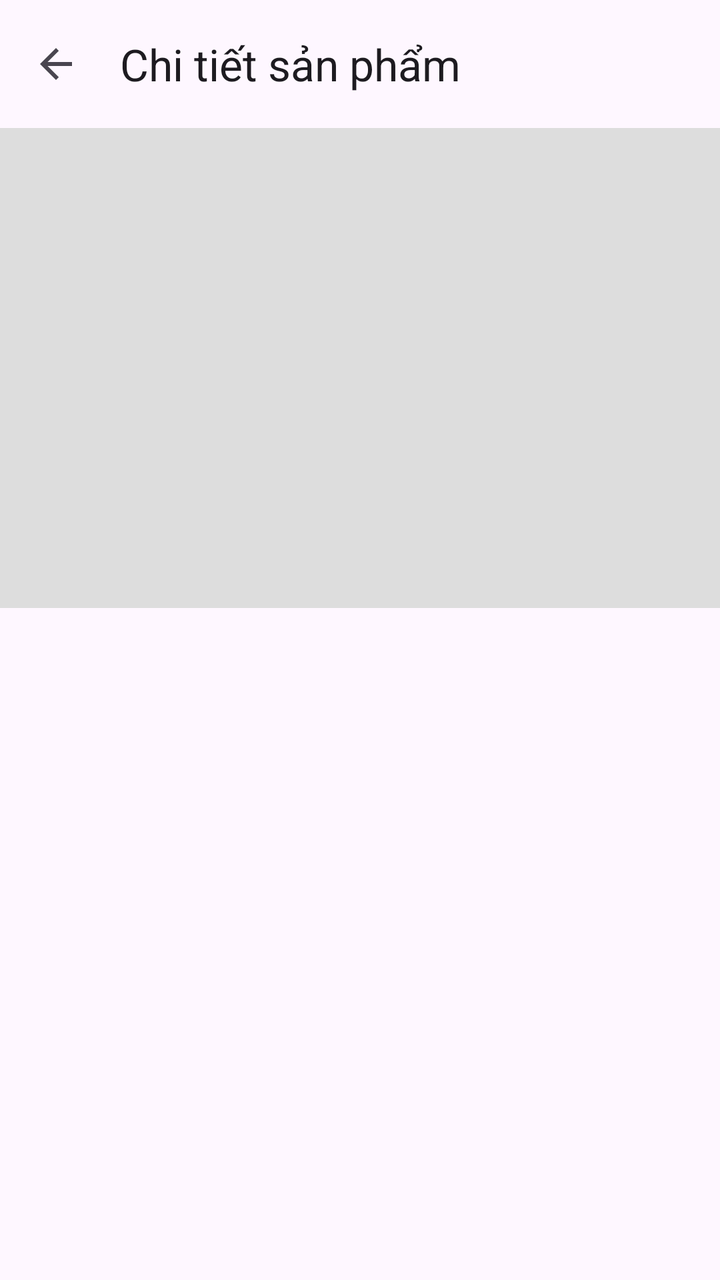
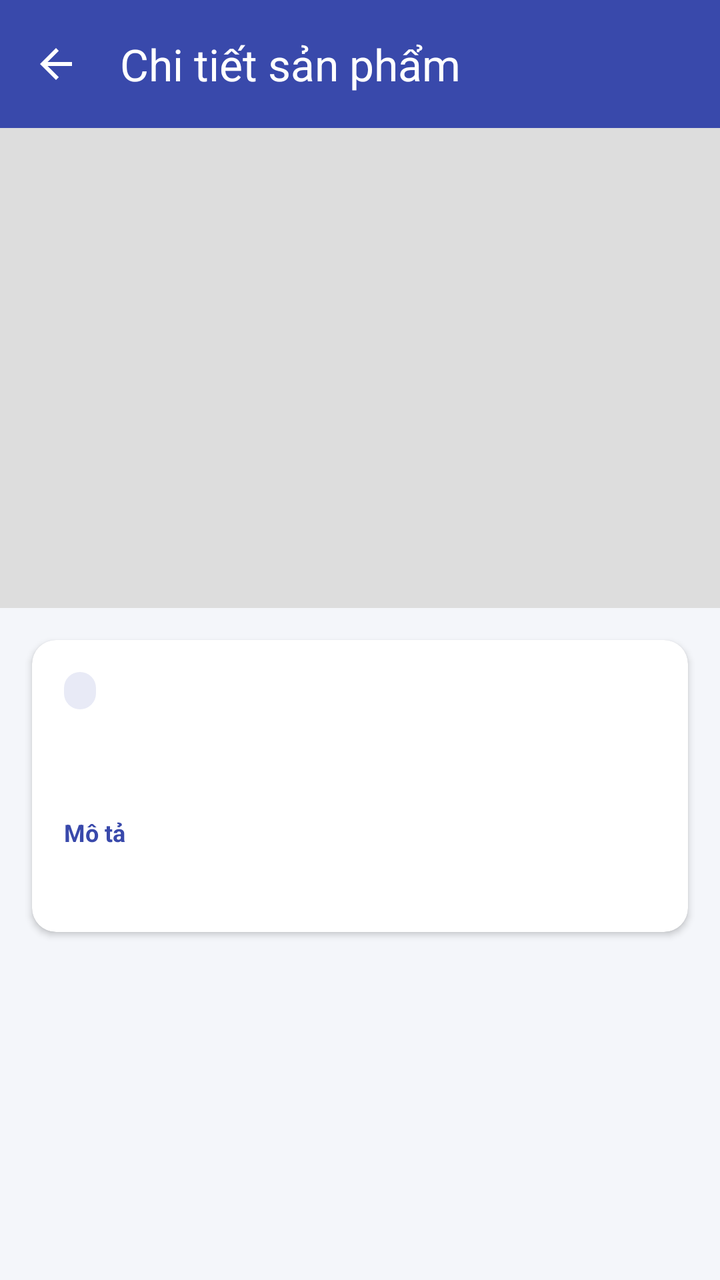

An Android layout rendered at two revisions. The XML below is the earlier revision; the diff shows what the commit changed to produce the second picture.
<!-- AndroidManifest.xml: application theme Theme.AndroidImageOptimization -->
<!-- res/layout/activity_detail.xml -->
<?xml version="1.0" encoding="utf-8"?>
<LinearLayout xmlns:android="http://schemas.android.com/apk/res/android"
    xmlns:app="http://schemas.android.com/apk/res-auto"
    android:layout_width="match_parent"
    android:layout_height="match_parent"
    android:orientation="vertical">

    <com.google.android.material.appbar.MaterialToolbar
        android:id="@+id/toolbar"
        android:layout_width="match_parent"
        android:layout_height="?attr/actionBarSize"
        app:navigationIcon="?attr/homeAsUpIndicator"
        app:title="@string/title_detail" />

    <ScrollView
        android:layout_width="match_parent"
        android:layout_height="0dp"
        android:layout_weight="1">

        <LinearLayout
            android:layout_width="match_parent"
            android:layout_height="wrap_content"
            android:orientation="vertical">

            <ImageView
                android:id="@+id/ivImage"
                android:layout_width="match_parent"
                android:layout_height="@dimen/detail_image_height"
                android:background="@color/placeholder_bg"
                android:scaleType="centerCrop" />

            <TextView
                android:id="@+id/tvName"
                android:layout_width="match_parent"
                android:layout_height="wrap_content"
                android:layout_marginStart="@dimen/detail_padding"
                android:layout_marginTop="@dimen/detail_padding"
                android:layout_marginEnd="@dimen/detail_padding"
                android:textSize="@dimen/detail_name_size"
                android:textStyle="bold" />

            <TextView
                android:id="@+id/tvDescription"
                android:layout_width="match_parent"
                android:layout_height="wrap_content"
                android:layout_margin="@dimen/detail_padding"
                android:textSize="@dimen/detail_desc_size" />
        </LinearLayout>
    </ScrollView>
</LinearLayout>
<!-- resources referenced by this layout -->
<resources>
  <color name="placeholder_bg">#DDDDDD</color>
  <dimen name="detail_desc_size">16sp</dimen>
  <dimen name="detail_image_height">240dp</dimen>
  <dimen name="detail_name_size">22sp</dimen>
  <dimen name="detail_padding">16dp</dimen>
  <string name="title_detail">Chi tiết sản phẩm</string>
  <style name="Theme.AndroidImageOptimization" parent="Base.Theme.AndroidImageOptimization" />
  <style name="Base.Theme.AndroidImageOptimization" parent="Theme.Material3.DayNight.NoActionBar">
          
          
      </style>
</resources>

<!-- the commit's change to res/layout/activity_detail.xml (unified diff, before → after) -->
@@ -1,21 +1,30 @@
 <?xml version="1.0" encoding="utf-8"?>
 <LinearLayout xmlns:android="http://schemas.android.com/apk/res/android"
     xmlns:app="http://schemas.android.com/apk/res-auto"
+    xmlns:tools="http://schemas.android.com/tools"
+    android:id="@+id/detail"
     android:layout_width="match_parent"
     android:layout_height="match_parent"
-    android:orientation="vertical">
+    android:background="@color/brand_primary"
+    android:orientation="vertical"
+    tools:context=".DetailActivity">
 
     <com.google.android.material.appbar.MaterialToolbar
         android:id="@+id/toolbar"
         android:layout_width="match_parent"
         android:layout_height="?attr/actionBarSize"
         app:navigationIcon="?attr/homeAsUpIndicator"
-        app:title="@string/title_detail" />
+        app:navigationIconTint="@android:color/white"
+        app:title="@string/title_detail"
+        app:titleTextColor="@android:color/white" />
 
     <ScrollView
+        android:id="@+id/scroll"
         android:layout_width="match_parent"
         android:layout_height="0dp"
-        android:layout_weight="1">
+        android:layout_weight="1"
+        android:background="@color/surface_bg"
+        android:clipToPadding="false">
 
         <LinearLayout
             android:layout_width="match_parent"
@@ -27,24 +36,64 @@
                 android:layout_width="match_parent"
                 android:layout_height="@dimen/detail_image_height"
                 android:background="@color/placeholder_bg"
+                android:contentDescription="@null"
                 android:scaleType="centerCrop" />
 
-            <TextView
-                android:id="@+id/tvName"
-                android:layout_width="match_parent"
-                android:layout_height="wrap_content"
-                android:layout_marginStart="@dimen/detail_padding"
-                android:layout_marginTop="@dimen/detail_padding"
-                android:layout_marginEnd="@dimen/detail_padding"
-                android:textSize="@dimen/detail_name_size"
-                android:textStyle="bold" />
-
-            <TextView
-                android:id="@+id/tvDescription"
+            <com.google.android.material.card.MaterialCardView
                 android:layout_width="match_parent"
                 android:layout_height="wrap_content"
                 android:layout_margin="@dimen/detail_padding"
-                android:textSize="@dimen/detail_desc_size" />
+                app:cardBackgroundColor="@android:color/white"
+                app:cardCornerRadius="@dimen/card_corner"
+                app:cardElevation="@dimen/card_elevation"
+                app:strokeWidth="0dp">
+
+                <LinearLayout
+                    android:layout_width="match_parent"
+                    android:layout_height="wrap_content"
+                    android:orientation="vertical"
+                    android:padding="@dimen/detail_padding">
+
+                    <TextView
+                        android:id="@+id/tvCode"
+                        android:layout_width="wrap_content"
+                        android:layout_height="wrap_content"
+                        android:background="@drawable/bg_chip"
+                        android:paddingStart="8dp"
+                        android:paddingTop="2dp"
+                        android:paddingEnd="8dp"
+                        android:paddingBottom="2dp"
+                        android:textColor="@color/brand_primary_dark"
+                        android:textSize="@dimen/chip_text_size"
+                        android:textStyle="bold" />
+
+                    <TextView
+                        android:id="@+id/tvName"
+                        android:layout_width="match_parent"
+                        android:layout_height="wrap_content"
+                        android:layout_marginTop="8dp"
+                        android:textColor="#1F2937"
+                        android:textSize="@dimen/detail_name_size"
+                        android:textStyle="bold" />
+
+                    <TextView
+                        android:layout_width="match_parent"
+                        android:layout_height="wrap_content"
+                        android:layout_marginTop="16dp"
+                        android:text="@string/label_description"
+                        android:textColor="@color/brand_primary"
+                        android:textSize="12sp"
+                        android:textStyle="bold" />
+
+                    <TextView
+                        android:id="@+id/tvDescription"
+                        android:layout_width="match_parent"
+                        android:layout_height="wrap_content"
+                        android:layout_marginTop="4dp"
+                        android:textColor="@color/text_secondary"
+                        android:textSize="@dimen/detail_desc_size" />
+                </LinearLayout>
+            </com.google.android.material.card.MaterialCardView>
         </LinearLayout>
     </ScrollView>
 </LinearLayout>
<!-- resource entries referenced after the edit -->
@@ -1,15 +1,34 @@
 <!-- resources referenced by this layout -->
 <resources>
+  <color name="brand_primary">#3949AB</color>
+  <color name="brand_primary_dark">#283593</color>
   <color name="placeholder_bg">#DDDDDD</color>
+  <color name="surface_bg">#F4F6FA</color>
+  <color name="text_secondary">#6B7280</color>
+  <dimen name="card_corner">12dp</dimen>
+  <dimen name="card_elevation">2dp</dimen>
+  <dimen name="chip_text_size">11sp</dimen>
   <dimen name="detail_desc_size">16sp</dimen>
   <dimen name="detail_image_height">240dp</dimen>
   <dimen name="detail_name_size">22sp</dimen>
   <dimen name="detail_padding">16dp</dimen>
+  <!-- drawable bg_chip (drawable) -->
+  <?xml version="1.0" encoding="utf-8"?>
+  <shape xmlns:android="http://schemas.android.com/apk/res/android"
+      android:shape="rectangle">
+      <solid android:color="@color/brand_container" />
+      <corners android:radius="8dp" />
+  </shape>
+  <string name="label_description">Mô tả</string>
   <string name="title_detail">Chi tiết sản phẩm</string>
   <style name="Theme.AndroidImageOptimization" parent="Base.Theme.AndroidImageOptimization" />
-  <style name="Base.Theme.AndroidImageOptimization" parent="Theme.Material3.DayNight.NoActionBar">
-          
-          
+  <color name="brand_container">#E8EAF6</color>
+  <style name="Base.Theme.AndroidImageOptimization" parent="Theme.Material3.Light.NoActionBar">
+          <item name="colorPrimary">@color/brand_primary</item>
+          <item name="colorOnPrimary">@android:color/white</item>
+          <item name="colorPrimaryContainer">@color/brand_container</item>
+          <item name="colorOnPrimaryContainer">@color/brand_primary_dark</item>
+          <item name="android:colorBackground">@color/surface_bg</item>
       </style>
 </resources>
 
